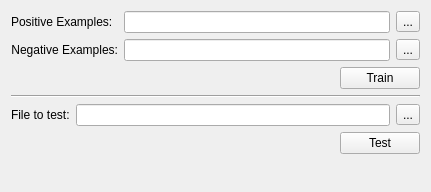
The window that FaceFinder/MainWindow.ui (raptorswing/FaceFinder) describes before a commit, drawn with Qt 5.
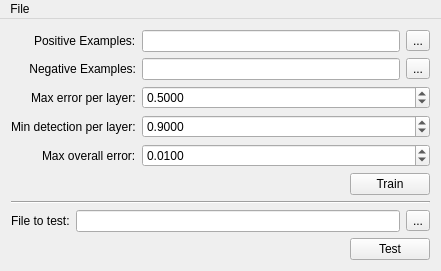
The same window after the commit.

```diff
--- a/FaceFinder/MainWindow.ui
+++ b/FaceFinder/MainWindow.ui
@@ -6,8 +6,8 @@
    <rect>
     <x>0</x>
     <y>0</y>
-    <width>431</width>
-    <height>192</height>
+    <width>441</width>
+    <height>270</height>
    </rect>
   </property>
   <property name="windowTitle">
@@ -17,6 +17,9 @@
    <layout class="QVBoxLayout" name="verticalLayout">
     <item>
      <layout class="QFormLayout" name="formLayout_2">
+      <property name="labelAlignment">
+       <set>Qt::AlignRight|Qt::AlignTrailing|Qt::AlignVCenter</set>
+      </property>
       <item row="0" column="0">
        <widget class="QLabel" name="label">
         <property name="text">
@@ -70,7 +73,28 @@
         </item>
        </layout>
       </item>
-      <item row="2" column="1">
+      <item row="2" column="0">
+       <widget class="QLabel" name="label_4">
+        <property name="text">
+         <string>Max error per layer:</string>
+        </property>
+       </widget>
+      </item>
+      <item row="3" column="0">
+       <widget class="QLabel" name="label_5">
+        <property name="text">
+         <string>Min detection per layer:</string>
+        </property>
+       </widget>
+      </item>
+      <item row="4" column="0">
+       <widget class="QLabel" name="label_6">
+        <property name="text">
+         <string>Max overall error:</string>
+        </property>
+       </widget>
+      </item>
+      <item row="5" column="1">
        <layout class="QHBoxLayout" name="horizontalLayout_3">
         <property name="spacing">
          <number>0</number>
@@ -103,6 +127,63 @@
         </item>
        </layout>
       </item>
+      <item row="2" column="1">
+       <widget class="QDoubleSpinBox" name="maxFalsePositivePerLayer">
+        <property name="decimals">
+         <number>4</number>
+        </property>
+        <property name="minimum">
+         <double>0.000100000000000</double>
+        </property>
+        <property name="maximum">
+         <double>0.990000000000000</double>
+        </property>
+        <property name="singleStep">
+         <double>0.001000000000000</double>
+        </property>
+        <property name="value">
+         <double>0.500000000000000</double>
+        </property>
+       </widget>
+      </item>
+      <item row="3" column="1">
+       <widget class="QDoubleSpinBox" name="minTruePositivePerLayer">
+        <property name="decimals">
+         <number>4</number>
+        </property>
+        <property name="minimum">
+         <double>0.000100000000000</double>
+        </property>
+        <property name="maximum">
+         <double>0.999900000000000</double>
+        </property>
+        <property name="singleStep">
+         <double>0.001000000000000</double>
+        </property>
+        <property name="value">
+         <double>0.900000000000000</double>
+        </property>
+       </widget>
+      </item>
+      <item row="4" column="1">
+       <widget class="QDoubleSpinBox" name="maxOverallFalsePositive">
+        <property name="decimals">
+         <number>4</number>
+        </property>
+        <property name="minimum">
+         <double>0.000100000000000</double>
+        </property>
+        <property name="maximum">
+         <double>0.900000000000000</double>
+        </property>
+        <property name="singleStep">
+         <double>0.001000000000000</double>
+        </property>
+        <property name="value">
+         <double>0.010000000000000</double>
+        </property>
+       </widget>
+      </item>
      </layout>
     </item>
     <item>
@@ -175,10 +256,18 @@
     <rect>
      <x>0</x>
      <y>0</y>
-     <width>431</width>
+     <width>441</width>
      <height>21</height>
     </rect>
    </property>
+   <widget class="QMenu" name="menuFile">
+    <property name="title">
+     <string>File</string>
+    </property>
+    <addaction name="actionLoad_classifier"/>
+    <addaction name="actionSave_classifier"/>
+   </widget>
+   <addaction name="menuFile"/>
   </widget>
  </widget>
  <layoutdefault spacing="6" margin="11"/>
```
Left out of the diff: 16 changed lines with no effect on the pictures.
